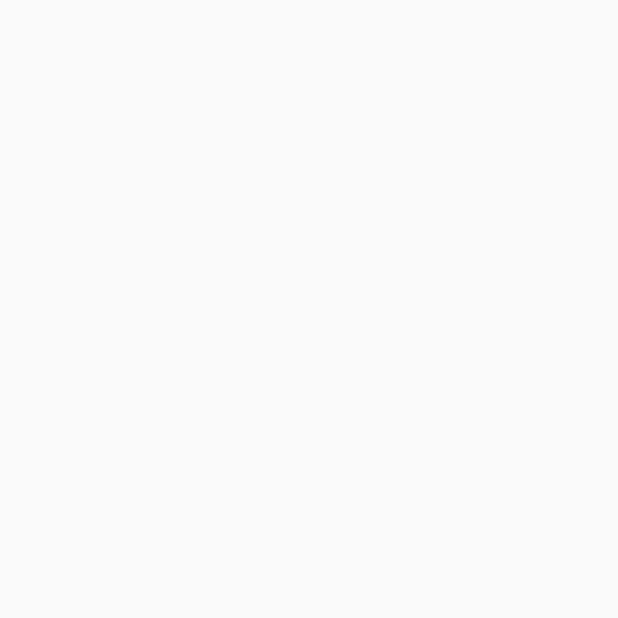
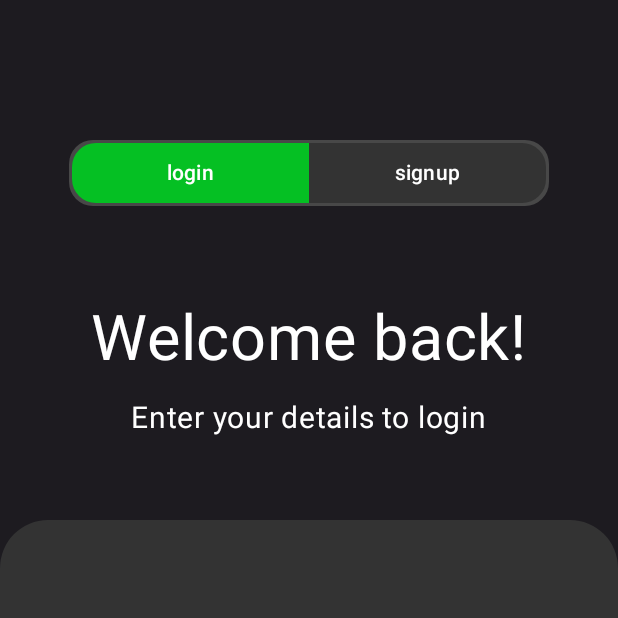
Before and after one commit to AleexAlvz/CashWise-Android, an Android app built with Jetpack Compose: the loginAndSignupScreen screen opened through its navigation route, on a phone screen of 412 x 824 dp, the top half of it. Before the commit the part shown is empty. Run offline under Robolectric (Android 15) with nearby library versions, the phone set to English and light mode, and no system bars.

Commit message:
start login content

```diff
--- /dev/null
+++ b/app/src/main/java/com/aleexalvz/cashwise/components/SwitchLoginButton.kt
@@ -0,0 +1,129 @@
+package com.aleexalvz.cashwise.login.ui
+
+import androidx.compose.foundation.layout.*
+import androidx.compose.foundation.shape.RoundedCornerShape
+import androidx.compose.material3.*
+import androidx.compose.runtime.Composable
+import androidx.compose.runtime.MutableState
+import androidx.compose.runtime.mutableStateOf
+import androidx.compose.runtime.remember
+import androidx.compose.ui.Modifier
+import androidx.compose.ui.graphics.Color
+import androidx.compose.ui.tooling.preview.Preview
+import androidx.compose.ui.unit.Dp
+import androidx.compose.ui.unit.dp
+import com.aleexalvz.cashwise.login.LoginRoutes
+import com.aleexalvz.cashwise.ui.theme.GrayDefault
+import com.aleexalvz.cashwise.ui.theme.GrayLight
+import com.aleexalvz.cashwise.ui.theme.Green
+import java.util.*
+
+const val FirstIndex = 0
+const val SecondIndex = 1
+
+typealias Size = Pair<Dp, Dp>
+
+@Composable
+fun switchLoginButton(
+    firstButtonText: String,
+    secondButtonText: String,
+    size: Size,
+    modifier: Modifier = Modifier,
+    indexSelected: MutableState<Int>,
+    onClickListener: ((String) -> Unit)
+) {
+    Card(
+        modifier = modifier
+            .width(size.first)
+            .height(size.second),
+        shape = RoundedCornerShape(16.dp),
+        colors = CardColors(
+            containerColor = GrayLight,
+            contentColor = Color.White,
+            disabledContentColor = GrayLight,
+            disabledContainerColor = Color.Gray
+        )
+    ) {
+        Row(
+            Modifier
+                .fillMaxSize()
+                .padding(2.dp)
+        ) {
+            val buttonWidth = (size.first / 2) - 2.dp
+            switchButton(
+                index = 0,
+                size = (buttonWidth) to (size.second),
+                indexSelected = indexSelected,
+                title = firstButtonText,
+                onClickListener = {
+                    indexSelected.value = FirstIndex
+                    onClickListener(it)
+                }
+            )
+            switchButton(
+                index = 1,
+                size = (size.first - 2.dp) to (size.second),
+                indexSelected = indexSelected,
+                title = secondButtonText,
+                onClickListener = {
+                    indexSelected.value = SecondIndex
+                    onClickListener(it)
+                }
+            )
+        }
+    }
+}
+
+@Composable
+fun switchButton(
+    index: Int,
+    size: Size,
+    indexSelected: MutableState<Int>,
+    title: String,
+    onClickListener: (String) -> Unit
+) {
+    val tintColor = if (indexSelected.value == index) Green else GrayDefault
+
+    val shape = if (index == FirstIndex) {
+        RoundedCornerShape(
+            topStart = 16.dp,
+            bottomStart = 16.dp
+        )
+    } else {
+        RoundedCornerShape(
+            bottomEnd = 16.dp,
+            topEnd = 16.dp
+        )
+    }
+
+    Button(
+        modifier = Modifier
+            .width(size.first)
+            .fillMaxHeight(),
+        onClick = { onClickListener(title) },
+        shape = shape,
+        colors = ButtonColors(
+            containerColor = tintColor,
+            contentColor = Color.White,
+            disabledContainerColor = Color.Gray,
+            disabledContentColor = Color.White
+        )
+    ) {
+        Text(text = title.lowercase(Locale.ROOT))
+    }
+}
+
+@Preview
+@Composable
+fun switchLoginButtonPreview() {
+    val indexSelected = remember {
+        mutableStateOf(FirstIndex)
+    }
+    switchLoginButton(
+        firstButtonText = LoginRoutes.LOGIN,
+        secondButtonText = LoginRoutes.SIGNUP,
+        size = 360.dp to 44.dp,
+        indexSelected = indexSelected,
+        onClickListener = {}
+    )
+}
--- a/app/src/main/java/com/aleexalvz/cashwise/login/LoginNavGraph.kt
+++ b/app/src/main/java/com/aleexalvz/cashwise/login/LoginNavGraph.kt
@@ -5,6 +5,7 @@ import androidx.navigation.NavHostController
 import androidx.navigation.compose.NavHost
 import androidx.navigation.compose.composable
 import androidx.navigation.compose.rememberNavController
+import com.aleexalvz.cashwise.login.ui.loginAndSignupScreen
 
 @Composable
 fun LoginNavGraph() {
@@ -16,9 +17,10 @@ fun LoginNavGraph() {
     ) {
 
         composable(route = LoginRoutes.LOGIN) {
-//            loginModalDrawer(
-//                LoginRoutes.LOGIN,
-//            )
+            loginAndSignupScreen(route = LoginRoutes.LOGIN)
+        }
+        composable(route = LoginRoutes.SIGNUP) {
+            loginAndSignupScreen(route = LoginRoutes.SIGNUP)
         }
     }
 }
--- /dev/null
+++ b/app/src/main/java/com/aleexalvz/cashwise/login/ui/LoginAndSingupContainer.kt
@@ -0,0 +1,109 @@
+package com.aleexalvz.cashwise.login.ui
+
+import androidx.compose.foundation.background
+import androidx.compose.foundation.layout.Column
+import androidx.compose.foundation.layout.Row
+import androidx.compose.foundation.layout.fillMaxSize
+import androidx.compose.foundation.layout.padding
+import androidx.compose.foundation.shape.RoundedCornerShape
+import androidx.compose.material3.Card
+import androidx.compose.material3.CardColors
+import androidx.compose.material3.Text
+import androidx.compose.runtime.Composable
+import androidx.compose.runtime.mutableStateOf
+import androidx.compose.runtime.remember
+import androidx.compose.ui.Alignment
+import androidx.compose.ui.Modifier
+import androidx.compose.ui.graphics.Color
+import androidx.compose.ui.res.stringResource
+import androidx.compose.ui.tooling.preview.Preview
+import androidx.compose.ui.unit.dp
+import androidx.compose.ui.unit.sp
+import com.aleexalvz.cashwise.R
+import com.aleexalvz.cashwise.login.LoginRoutes
+import com.aleexalvz.cashwise.ui.theme.DarkBackground
+import com.aleexalvz.cashwise.ui.theme.GrayDefault
+
+@Composable
+fun loginAndSignupScreen(
+    modifier: Modifier = Modifier,
+    route: String,
+) {
+
+    val routeState = remember { mutableStateOf(route) }
+    val indexSelected = remember {
+        val index =
+            if (routeState.value == LoginRoutes.LOGIN) FirstIndex
+            else SecondIndex
+        mutableStateOf(index)
+    }
+
+    Column(
+        modifier = modifier
+            .background(DarkBackground)
+            .fillMaxSize(),
+        horizontalAlignment = Alignment.CenterHorizontally
+    ) {
+        switchLoginButton(
+            firstButtonText = LoginRoutes.LOGIN,
+            secondButtonText = LoginRoutes.SIGNUP,
+            size = (320.dp to 44.dp),
+            modifier = Modifier
+                .padding(top = 93.dp),
+            indexSelected = indexSelected,
+            onClickListener = {
+                if (routeState.value != it) routeState.value = it
+            }
+        )
+
+        val (text, message) = if (routeState.value == LoginRoutes.LOGIN) {
+            stringResource(R.string.login_screen_title) to
+                    stringResource(R.string.login_screen_message)
+        } else {
+            stringResource(R.string.singup_screen_title) to
+                    stringResource(R.string.signup_screen_message)
+        }
+
+        Text(
+            modifier = Modifier.padding(top = 64.dp),
+            text = text,
+            fontSize = 42.sp,
+            color = Color.White
+        )
+        Text(
+            modifier = Modifier.padding(top = 16.dp),
+            text = message,
+            fontSize = 20.sp,
+            color = Color.White
+        )
+
+        Row(
+            verticalAlignment = Alignment.Bottom,
+            modifier = Modifier
+                .fillMaxSize()
+                .padding(top = 56.dp)
+        ) {
+            Card(
+                colors = CardColors(
+                    containerColor = GrayDefault,
+                    contentColor = Color.White,
+                    disabledContainerColor = GrayDefault,
+                    disabledContentColor = Color.White
+                ),
+                modifier = Modifier
+                    .fillMaxSize(),
+                shape = RoundedCornerShape(topStart = 32.dp, topEnd = 32.dp)
+            ) {
+
+            }
+        }
+    }
+}
+
+@Composable
+@Preview
+fun loginAndSignupScreenPreview() {
+    loginAndSignupScreen(
+        route = LoginRoutes.LOGIN
+    )
+}
--- a/app/src/main/java/com/aleexalvz/cashwise/ui/theme/Color.kt
+++ b/app/src/main/java/com/aleexalvz/cashwise/ui/theme/Color.kt
@@ -11,4 +11,8 @@ val PurpleGrey40 = Color(0xFF625b71)
 val Pink40 = Color(0xFF7D5260)
 
 val GrayDefault = Color(0xFF333333)
+val GrayLight = Color(0xFF484848)
 val Green = Color(0xFF05C023)
+
+
+val DarkBackground = Color(0xFF1D1B20)
--- a/app/src/main/res/values/strings.xml
+++ b/app/src/main/res/values/strings.xml
@@ -1,3 +1,7 @@
 <resources>
     <string name="app_name">Cash Wise</string>
+    <string name="login_screen_title">Welcome back!</string>
+    <string name="login_screen_message">Enter your details to login</string>
+    <string name="singup_screen_title">New here?</string>
+    <string name="signup_screen_message">Create your account to enjoy more</string>
 </resources>
```
Also changed, not shown: app/src/main/java/com/aleexalvz/cashwise/login/components/LoginDrawer.kt (deleted, +0 -25 lines), app/src/main/java/com/aleexalvz/cashwise/login/components/SwitchLoginButton.kt (deleted, +0 -85 lines), app/src/main/java/com/aleexalvz/cashwise/login/ui/LoginContent.kt (added, +85 -0 lines).
